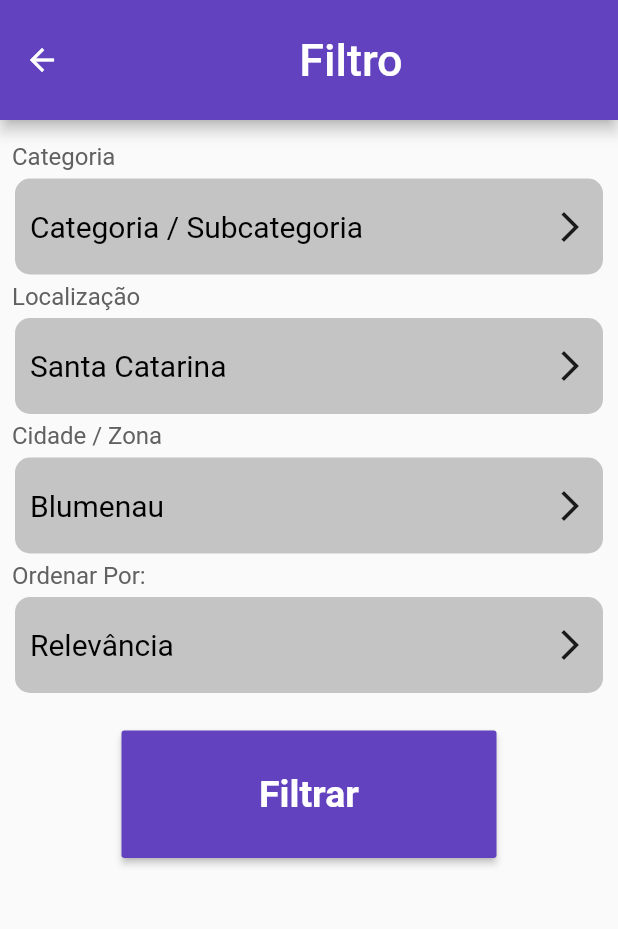
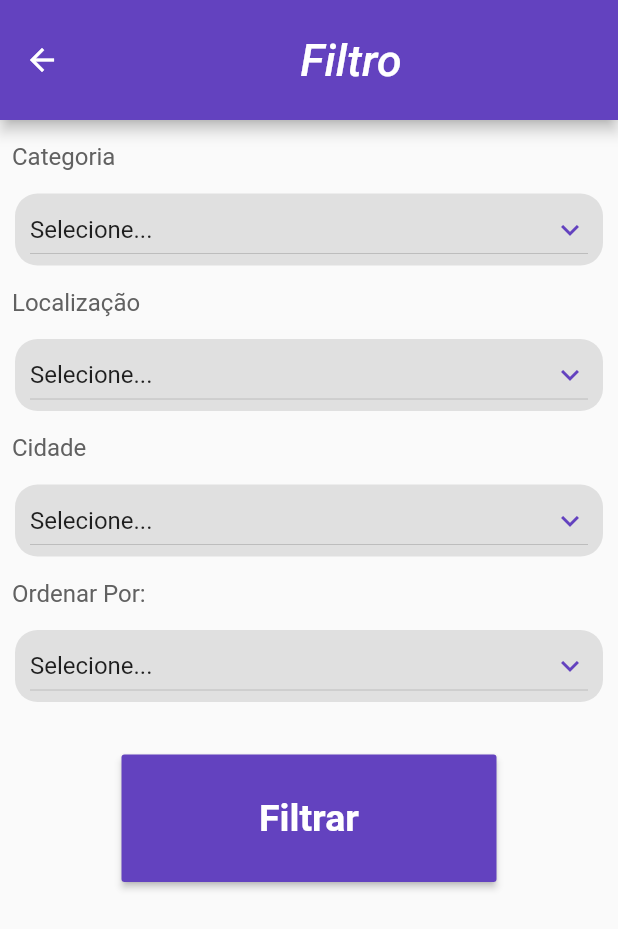
Before and after one commit to GreemerBR/deal, a Flutter app: the FilterBody screen opened directly, on a phone screen of 412 x 824 dp. Shown: the top 929 px of the screen. Run offline on Flutter 3.47's test engine with Material 2 defaults, Android fonts, the phone set to English and light mode, and no system bars.

Commit message:
[change] Finished Dropdown Button and Fixed All Imports

```diff
--- a/lib/main.dart
+++ b/lib/main.dart
@@ -1,5 +1,6 @@
+import 'package:flutter/material.dart';
+
 import 'presenter/splashScreen/splash_screen.dart';
-import 'package:flutter/material.dart';
 
 void main() {
   runApp(MaterialApp(
--- a/lib/presenter/filtro/widgets/filter_body.dart
+++ b/lib/presenter/filtro/widgets/filter_body.dart
@@ -13,7 +13,10 @@ class FilterBody extends StatelessWidget {
         title: Center(
           child: Text(
             "Filtro",
-            style: TextStyle(fontSize: 30),
+            style: TextStyle(
+              fontSize: 30,
+              fontStyle: FontStyle.italic,
+            ),
           ),
         ),
       ),
@@ -26,11 +29,27 @@ class FilterBody extends StatelessWidget {
               ),
               child: Column(
                 children: [
-                  FilterOptionContainer(title: "Categoria", option: "Categoria / Subcategoria",),
-                  FilterOptionContainer(title: "Localização", option: "Santa Catarina",),
-                  FilterOptionContainer(title: "Cidade / Zona", option: "Blumenau",),
-                  FilterOptionContainer(title: "Ordenar Por:", option: "Relevância",),
-                  SizedBox(height: 25,),
+                  FilterOptionContainer(
+                      title: "Categoria",
+                      option: ["Móveis", "Roupas", "Peças", "Carros"]),
+                  FilterOptionContainer(
+                      title: "Localização", option: ["SC", "PR", "RS", "SP"]),
+                  FilterOptionContainer(title: "Cidade", option: [
+                    "Blumenau",
+                    "Gaspar",
+                    "Ilhota",
+                    "Indaial",
+                    "Curitiba",
+                    "Porto Alegre",
+                    "São Paulo"
+                  ]),
+                  FilterOptionContainer(title: "Ordenar Por:", option: [
+                    "Relevância",
+                    "Valor",
+                  ]),
+                  SizedBox(
+                    height: 25,
+                  ),
                   FakeButtonContainer(),
                 ],
               ),
--- a/lib/presenter/filtro/widgets/filter_option_container.dart
+++ b/lib/presenter/filtro/widgets/filter_option_container.dart
@@ -1,14 +1,28 @@
 import 'package:flutter/material.dart';
 
-class FilterOptionContainer extends StatelessWidget {
+class FilterOptionContainer extends StatefulWidget {
   final String title;
-  final String option;
+  final List<String> option;
 
   const FilterOptionContainer({
     Key? key,
     required this.title,
     required this.option,
   }) : super(key: key);
+
+  @override
+  State<FilterOptionContainer> createState() => _FilterOptionContainerState();
+}
+
+class _FilterOptionContainerState extends State<FilterOptionContainer> {
+  String dropdownvalue = 'Selecione...';
+
+  // List of items in our dropdown menu
+  var items = ['Selecione...'];
+
+  void initState() {
+    items.addAll(widget.option);
+  }
 
   @override
   Widget build(BuildContext context) {
@@ -19,7 +33,7 @@ class FilterOptionContainer extends StatelessWidget {
           child: Row(
             children: [
               Text(
-                title,
+                widget.title,
                 style: TextStyle(
                   fontSize: 16,
                   color: Colors.grey.shade700,
@@ -29,24 +43,35 @@ class FilterOptionContainer extends StatelessWidget {
           ),
         ),
         Container(
-          padding: EdgeInsets.symmetric(horizontal: 10, vertical: 20),
-          margin: EdgeInsets.symmetric(horizontal: 10),
           decoration: BoxDecoration(
-            borderRadius: BorderRadius.circular(10),
-            color: Color.fromARGB(255, 196, 196, 196),
+            color: Colors.grey.shade300,
+            borderRadius: BorderRadius.circular(15),
           ),
-          child: Row(
-            mainAxisAlignment: MainAxisAlignment.spaceBetween,
-            children: [
-              Text(
-                option,
-                style: TextStyle(
-                  fontSize: 20,
-                  color: Colors.black,
-                ),
-              ),
-              Icon(Icons.arrow_forward_ios)
-            ],
+          margin: EdgeInsets.symmetric(vertical: 10, horizontal: 10),
+          padding: EdgeInsets.symmetric(horizontal: 10),
+          child: DropdownButton(
+            iconEnabledColor: Color.fromARGB(255, 99, 66, 191),
+            isExpanded: true,
+            // Initial Value
+            value: dropdownvalue,
+
+            // Down Arrow Icon
+            icon: const Icon(Icons.keyboard_arrow_down),
+
+            // Array list of items
+            items: items.map((String items) {
+              return DropdownMenuItem(
+                value: items,
+                child: Text(items),
+              );
+            }).toList(),
+            // After selecting the desired option,it will
+            // change button value to selected value
+            onChanged: (String? newValue) {
+              setState(() {
+                dropdownvalue = newValue!;
+              });
+            },
           ),
         ),
       ],
--- a/lib/presenter/login/widgets/buttons_login.dart
+++ b/lib/presenter/login/widgets/buttons_login.dart
@@ -1,4 +1,4 @@
-import 'package:app_2/presenter/mainMenu/main_menu.dart';
+import '../../mainMenu/main_menu.dart';
 import 'package:flutter/material.dart';
 
 class DefaultButton extends StatelessWidget {
--- a/lib/presenter/mainMenu/main_menu.dart
+++ b/lib/presenter/mainMenu/main_menu.dart
@@ -1,5 +1,5 @@
-import 'package:app_2/presenter/favorites/favorites.dart';
-import 'package:app_2/presenter/filtro/filterPage.dart';
+import '../favorites/favorites.dart';
+import '../filtro/filterPage.dart';
 import 'package:flutter/material.dart';
 
 import 'widgets/body_main_menu.dart';
--- a/lib/presenter/mainMenu/widgets/body_main_menu.dart
+++ b/lib/presenter/mainMenu/widgets/body_main_menu.dart
@@ -1,4 +1,4 @@
-import 'package:app_2/presenter/myProfile/my_profile.dart';
+import '../../myProfile/my_profile.dart';
 import 'package:flutter/material.dart';
 import '../../chat/chat_box.dart';
 import '../../login/login.dart';
--- a/lib/presenter/myProfile/my_profile.dart
+++ b/lib/presenter/myProfile/my_profile.dart
@@ -1,8 +1,8 @@
-import 'package:app_2/presenter/myProfile/profile_editor.dart';
 import 'package:flutter/material.dart';
 
 import '../activeAnnounces/active_announces.dart';
 import '../login/login.dart';
+import 'profile_editor.dart';
 import 'widgets/close_button_profile.dart';
 import 'widgets/profile_list_item.dart';
 import 'widgets/profile_summary_informations.dart';
--- a/lib/presenter/myProfile/widgets/close_button_profile.dart
+++ b/lib/presenter/myProfile/widgets/close_button_profile.dart
@@ -1,5 +1,6 @@
-import 'package:app_2/presenter/login/login.dart';
 import 'package:flutter/material.dart';
+
+import '../../login/login.dart';
 
 class CloseButtonProfile extends StatelessWidget {
   const CloseButtonProfile({
```
Also changed, not shown: lib/presenter/filtro/widgets/fake_button_container.dart (+6 -28 lines).
